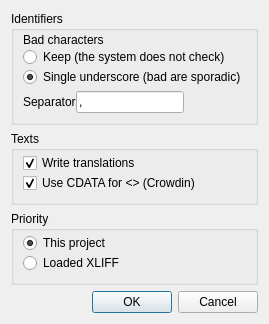
Qt form UTranslator/Tools/FmXliff.ui (Mercury13/utranslator) before a commit.
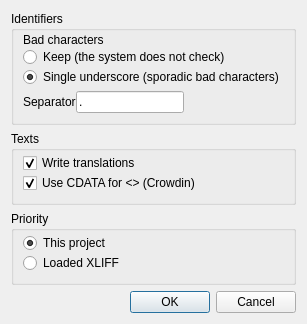
The same form after that commit.

Commit message: Now saves XLIFF

The edit to the form file:
```diff
--- a/UTranslator/Tools/FmXliff.ui
+++ b/UTranslator/Tools/FmXliff.ui
@@ -6,8 +6,8 @@
    <rect>
     <x>0</x>
     <y>0</y>
-    <width>202</width>
-    <height>241</height>
+    <width>225</width>
+    <height>243</height>
    </rect>
   </property>
   <property name="windowTitle">
@@ -43,7 +43,7 @@
       <item>
        <widget class="QRadioButton" name="radioUnderscore">
         <property name="text">
-         <string>Single underscore (bad are sporadic)</string>
+         <string>Single underscore (sporadic bad characters)</string>
         </property>
         <property name="checked">
          <bool>true</bool>
@@ -71,7 +71,7 @@
            </size>
           </property>
           <property name="text">
-           <string>,</string>
+           <string>.</string>
           </property>
          </widget>
         </item>
```
The commit also changes 5 other files.
